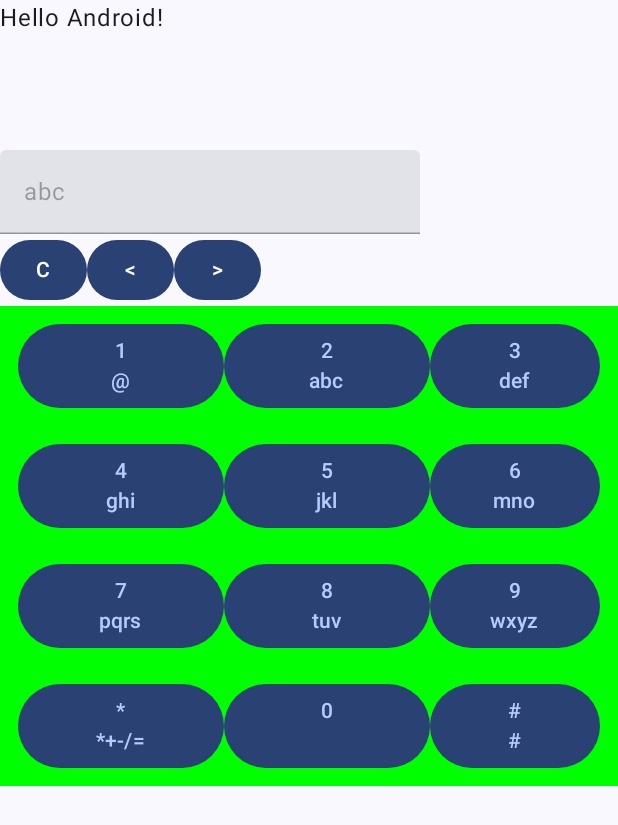
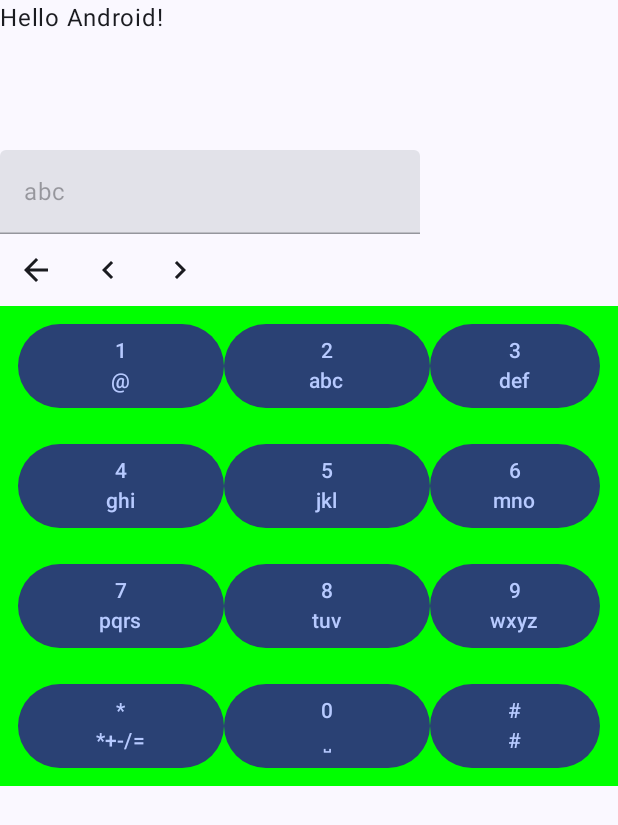
Before and after one commit to MatLeg25/RetroKeyboard, an Android app built with Jetpack Compose: the screen it shows after launch (MainActivity), on a phone screen of 412 x 824 dp. Shown: the top 825 px of the screen. Run offline under Robolectric (Android 15) with nearby library versions, the phone set to English and light mode, and no system bars.

Commit message:
update IconButton

```diff
--- a/app/src/main/java/com/example/retrokeyboard/components/CustomKeyboard.kt
+++ b/app/src/main/java/com/example/retrokeyboard/components/CustomKeyboard.kt
@@ -10,7 +10,12 @@ import androidx.compose.foundation.layout.fillMaxWidth
 import androidx.compose.foundation.layout.padding
 import androidx.compose.foundation.layout.size
 import androidx.compose.foundation.layout.width
-import androidx.compose.material3.Button
+import androidx.compose.material.icons.Icons
+import androidx.compose.material.icons.automirrored.filled.ArrowBack
+import androidx.compose.material.icons.automirrored.filled.KeyboardArrowLeft
+import androidx.compose.material.icons.automirrored.filled.KeyboardArrowRight
+import androidx.compose.material3.Icon
+import androidx.compose.material3.IconButton
 import androidx.compose.material3.Text
 import androidx.compose.material3.TextField
 import androidx.compose.runtime.Composable
@@ -23,11 +28,13 @@ import androidx.compose.ui.Alignment
 import androidx.compose.ui.Modifier
 import androidx.compose.ui.graphics.Color
 import androidx.compose.ui.platform.LocalConfiguration
+import androidx.compose.ui.res.stringResource
 import androidx.compose.ui.text.capitalize
 import androidx.compose.ui.text.intl.Locale
 import androidx.compose.ui.unit.dp
 import com.example.retrokeyboard.Config
 import com.example.retrokeyboard.KeyboardContract
+import com.example.retrokeyboard.R
 import com.example.retrokeyboard.enums.KeyboardMode
 import com.example.retrokeyboard.models.RetroKeyboard
 import kotlinx.coroutines.delay
@@ -82,23 +89,32 @@ fun CustomKeyboard(
                 enabled = false
             )
             Row {
-                Button(onClick = {
+                IconButton(onClick = {
                     if (text.isNotEmpty()) {
                         text = text.substring(0, text.length - 1)
                         cursorPosition = (cursorPosition-1).coerceIn(0, text.length)
                     }
                 }) {
-                    Text(text = "C")
+                    Icon(
+                        imageVector = Icons.AutoMirrored.Filled.ArrowBack,
+                        contentDescription = stringResource(id = R.string.backspace)
+                    )
                 }
-                Button(onClick = {
+                IconButton(onClick = {
                     cursorPosition = (cursorPosition-1).coerceIn(0, text.length)
                 }) {
-                    Text(text = "<")
+                    Icon(
+                        imageVector = Icons.AutoMirrored.Filled.KeyboardArrowLeft,
+                        contentDescription = stringResource(id = R.string.move_cursor_left)
+                    )
                 }
-                Button(onClick = {
+                IconButton(onClick = {
                     cursorPosition = (cursorPosition+1).coerceIn(0, text.length)
-                }) {
-                    Text(text = ">")
+                })  {
+                    Icon(
+                        imageVector = Icons.AutoMirrored.Filled.KeyboardArrowRight,
+                        contentDescription = stringResource(id = R.string.move_cursor_right)
+                    )
                 }
             }
             Column(Modifier.fillMaxWidth()) {
--- a/app/src/main/java/com/example/retrokeyboard/models/RetroKeyboard.kt
+++ b/app/src/main/java/com/example/retrokeyboard/models/RetroKeyboard.kt
@@ -33,7 +33,7 @@ class RetroKeyboard(): KeyboardContract {
     )
     private val row4 = listOf(
         Key(symbol = '*', chars = SPECIAL_CHARACTERS),
-        Key(symbol = '0', chars = listOf(' ')),
+        Key(symbol = '0', chars = listOf('˽')),
         Key(symbol = '#', chars = listOf('#')),
     )
 
--- a/app/src/main/res/values/strings.xml
+++ b/app/src/main/res/values/strings.xml
@@ -1,3 +1,6 @@
 <resources>
     <string name="app_name">RetroKeyboard</string>
+    <string name="move_cursor_left">Move cursor left</string>
+    <string name="move_cursor_right">Move cursor right</string>
+    <string name="backspace">Backspace</string>
 </resources>
```
